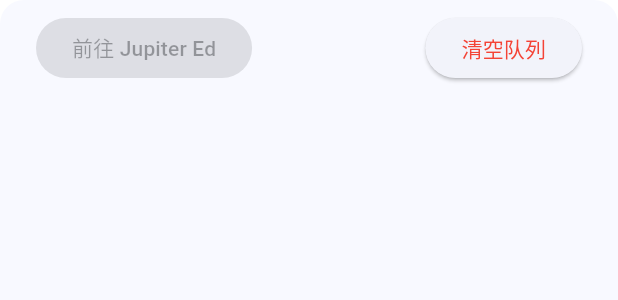
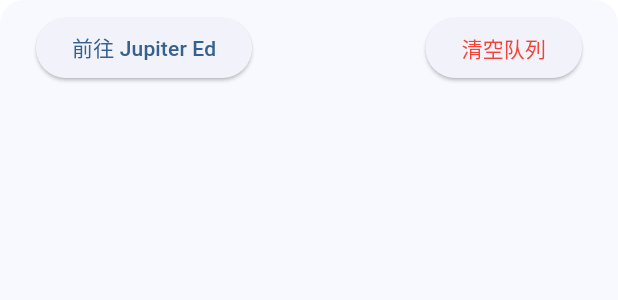
Before and after one commit to KiriRainCat/scannmay_toolkit, a Flutter app: the NotificationView widget shown alone on an empty page, opened directly, on a phone screen of 412 x 824 dp. Shown: the top 300 px of the screen. Run offline on Flutter 3.47's test engine with Material 2 defaults, Android fonts, the phone set to English and light mode, and no system bars; our stand-ins replace dio, get, isar, package_info_plus; missing offline and left inert: dart:ffi, hotkey_manager, local_notifier, puppeteer, system_tray, win32 and 3 more; accounts and stored records are empty; generated files the repository leaves out were written again; Roboto replaces fonts that are missing (SourceHanSansSC); statements that could not run were skipped.

Commit message:
✨ feat: 添加一个按钮用于直接打开用户的浏览器前往Jupiter

```diff
--- a/lib/views/notification_view/notification_view.dart
+++ b/lib/views/notification_view/notification_view.dart
@@ -7,6 +7,7 @@ import 'package:scannmay_toolkit/model/notification.dart';
 import 'package:scannmay_toolkit/functions/utils/ui.dart';
 import 'package:scannmay_toolkit/views/notification_view/notification_card.dart';
 import 'package:scannmay_toolkit/functions/assignment_notifier/notification_queue.dart';
+import 'package:url_launcher/url_launcher.dart';
 
 class NotificationView extends StatefulWidget {
   const NotificationView({super.key});
@@ -63,7 +64,10 @@ class _NotificationViewState extends State<NotificationView> {
           Flex(
             direction: Axis.horizontal,
             children: [
-              const ElevatedButton(onPressed: null, child: Text("前往 Jupiter Ed")),
+              ElevatedButton(
+                onPressed: () => launchUrl(Uri.parse("https://login.jupitered.com/login/")),
+                child: const Text("前往 Jupiter Ed"),
+              ),
               const Expanded(child: SizedBox()),
               ElevatedButton(
                 onPressed: clearNotificationQueue,
--- a/pubspec.yaml
+++ b/pubspec.yaml
@@ -19,6 +19,7 @@ dependencies:
   package_info_plus: ^4.1.0
   puppeteer: ^3.3.0
   system_tray: ^2.0.3
+  url_launcher: ^6.1.14
   win32: ^4.1.4
   win32_registry: ^1.1.0
   window_manager: ^0.3.5
```
Also changed, not shown: pubspec.lock, 5 other files.
